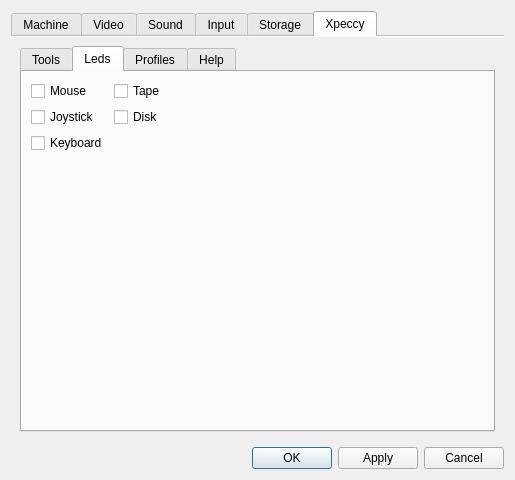
samstyle/Xpeccy, file ui/setupwin.ui: the form before one commit.
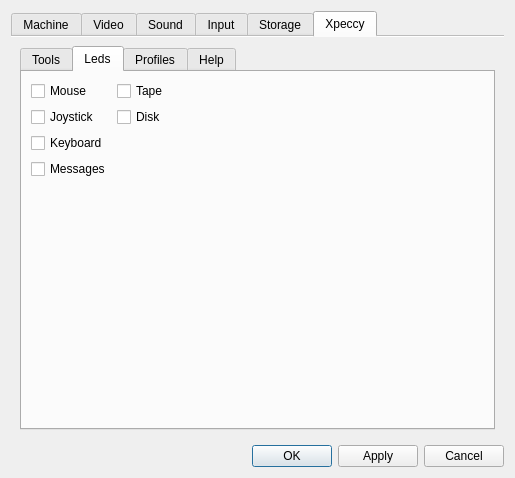
The form after the commit. The open tabs and pages were chosen to show the change. Icons and pictures are not drawn.

Commit message: build 20170123 [+] fix gameboy BG layer [+] fix gameboy envelope volume [+] add onscreen messages [+] save last opened file dir path in config

The edit to the form file:
```diff
--- a/ui/setupwin.ui
+++ b/ui/setupwin.ui
@@ -7,7 +7,7 @@
     <x>0</x>
     <y>0</y>
     <width>505</width>
-    <height>480</height>
+    <height>478</height>
    </rect>
   </property>
   <property name="sizePolicy">
@@ -2817,6 +2817,13 @@
                  </property>
                 </widget>
                </item>
+               <item row="3" column="0">
+                <widget class="QCheckBox" name="cbMessage">
+                 <property name="text">
+                  <string>Messages</string>
+                 </property>
+                </widget>
+               </item>
               </layout>
              </item>
              <item>
```
The commit also changes 18 other files.
